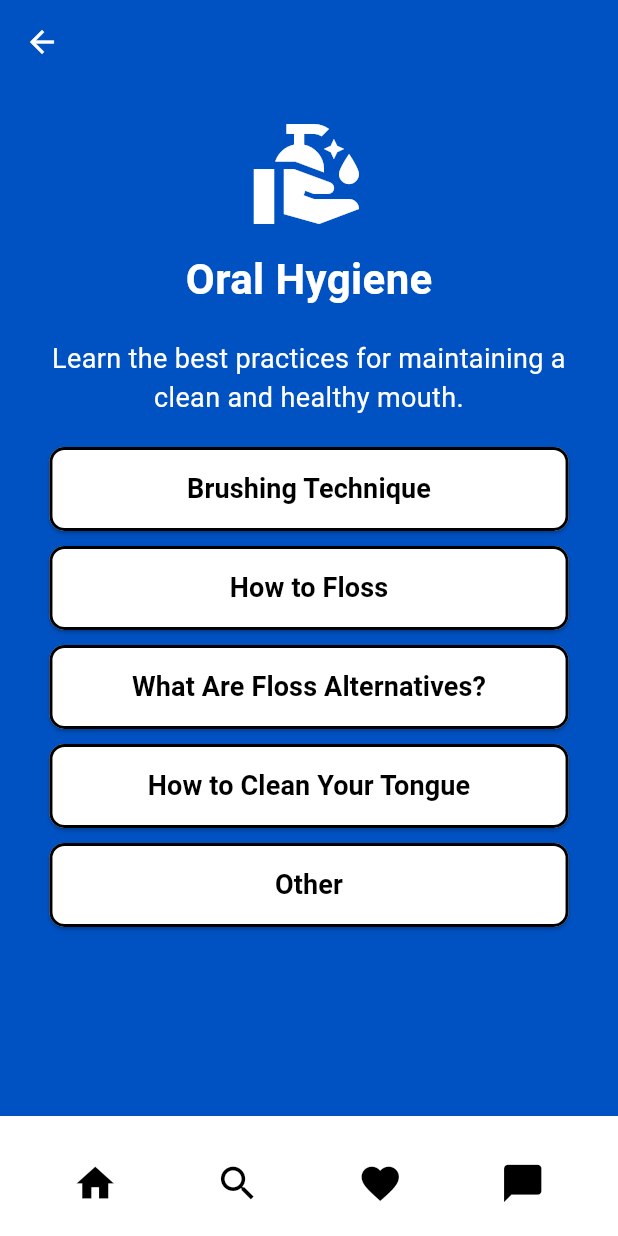
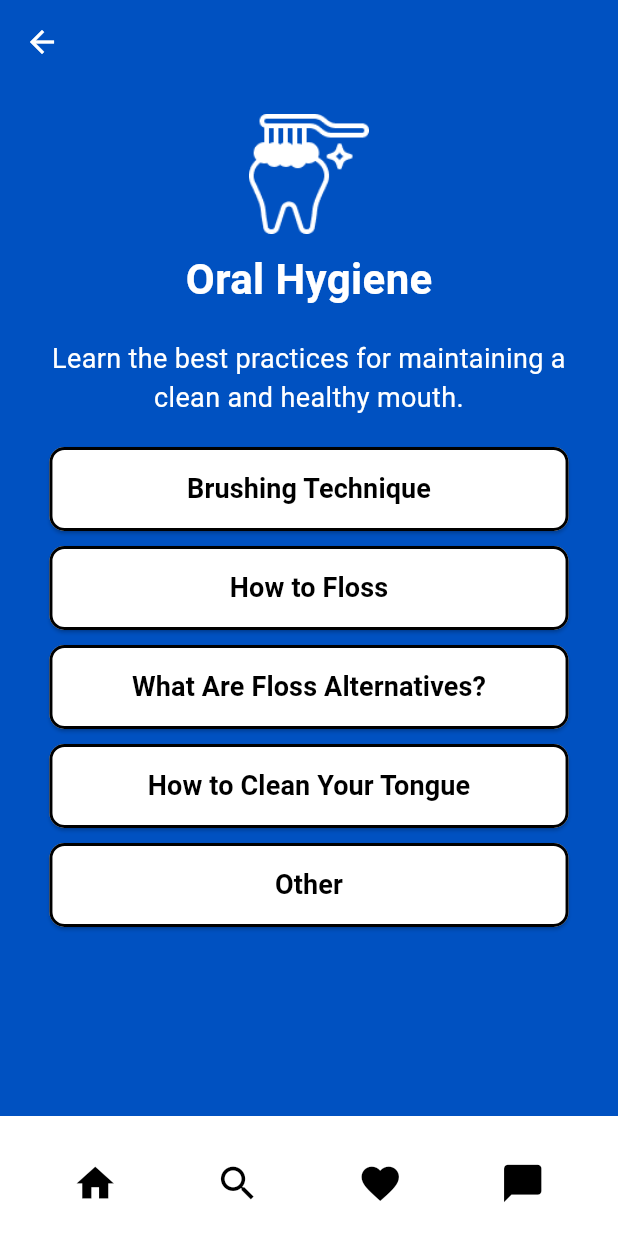
Before and after one commit to rileymck/BrightBite, a Flutter app: the OralHygienePage screen opened directly, on a phone screen of 412 x 824 dp. Run offline on Flutter 3.47's test engine with Material 3 defaults, Android fonts, the phone set to English and light mode, and no system bars; our stand-ins replace hive, hive_flutter; accounts and stored records are empty; Roboto replaces fonts that are missing (Source Serif Pro).

Commit message:
Updated oral hygiene page with image asset

```diff
--- a/lib/oral_hygiene/oral_hygiene_page.dart
+++ b/lib/oral_hygiene/oral_hygiene_page.dart
@@ -46,8 +46,14 @@ class OralHygienePage extends StatelessWidget {
                 child: Column(
                   crossAxisAlignment: CrossAxisAlignment.center,
                   children: [
-                    const Icon(Icons.clean_hands,
-                        size: 80, color: Colors.white),
+                    Image.asset(
+                      'assets/images/tooth_toothbrush.png', // image asset
+                      width: 80,
+                      height: 80,
+                      color:
+                          Colors.white, // Remove if you don't want white tint
+                      fit: BoxFit.contain,
+                    ),
                     const SizedBox(height: 10),
                     const Text(
                       'Oral Hygiene',
```
Also changed, not shown: 4 other files.
